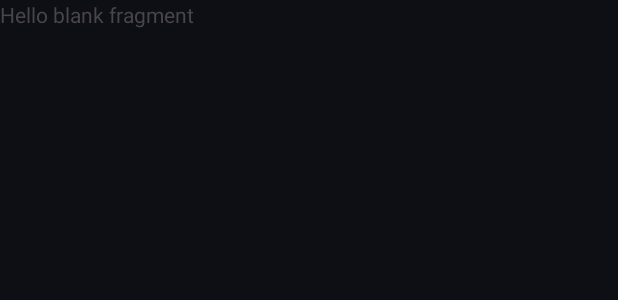
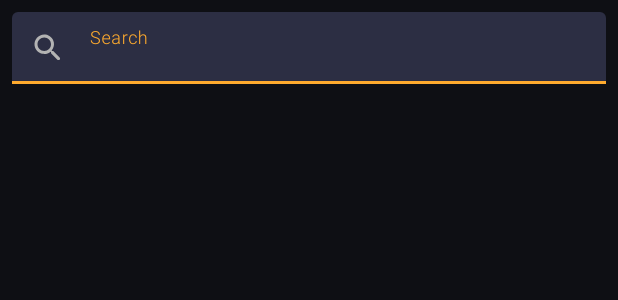
Before and after one commit to ebrahimi16153/MovieApp, an Android app: the layout fragment_search.xml on its own in the app's theme, with its tools: preview values and no code run, on a phone screen of 412 x 824 dp. Shown: the top 300 px of the screen. Run offline under Robolectric (Android 15) with nearby library versions, the phone set to English and light mode, and no system bars; network calls fail.

Commit message:
completed search fragment

```diff
--- a/app/src/main/java/com/github/ebrahimi16153/movieapp/api/ApiServices.kt
+++ b/app/src/main/java/com/github/ebrahimi16153/movieapp/api/ApiServices.kt
@@ -9,6 +9,7 @@ import retrofit2.http.Body
 import retrofit2.http.GET
 import retrofit2.http.POST
 import retrofit2.http.Path
+import retrofit2.http.Query
 
 interface ApiServices {
 
@@ -30,7 +31,8 @@ interface ApiServices {
     suspend fun getLastMovie():Response<ResponseOfMovieList>
 
     //Search
-    suspend fun searchQuery(searchQuery:String):Response<ResponseOfMovieList>
+    @GET("movies")
+    suspend fun searchQuery(@Query("q") searchQuery:String):Response<ResponseOfMovieList>
 
 
 }
--- a/app/src/main/res/layout/fragment_search.xml
+++ b/app/src/main/res/layout/fragment_search.xml
@@ -1,14 +1,73 @@
 <?xml version="1.0" encoding="utf-8"?>
-<FrameLayout xmlns:android="http://schemas.android.com/apk/res/android"
+<androidx.constraintlayout.widget.ConstraintLayout xmlns:android="http://schemas.android.com/apk/res/android"
+    xmlns:app="http://schemas.android.com/apk/res-auto"
     xmlns:tools="http://schemas.android.com/tools"
     android:layout_width="match_parent"
     android:layout_height="match_parent"
     tools:context=".ui.search.SearchFragment">
 
-    <!-- TODO: Update blank fragment layout -->
-    <TextView
+
+    <!--Search-->
+    <com.google.android.material.textfield.TextInputLayout
+        android:id="@+id/searchInput"
+        style="@style/CustomFiledBox"
         android:layout_width="match_parent"
-        android:layout_height="match_parent"
-        android:text="@string/hello_blank_fragment" />
+        android:layout_height="wrap_content"
+        android:layout_marginHorizontal="@dimen/_10mdp"
+        android:layout_marginTop="@dimen/_10mdp"
+        android:hint="@string/search"
+        app:layout_constraintEnd_toEndOf="parent"
+        app:layout_constraintStart_toStartOf="parent"
+        app:layout_constraintTop_toTopOf="parent"
+        app:startIconDrawable="@drawable/ic_round_search_24">
 
-</FrameLayout>
+        <com.google.android.material.textfield.TextInputEditText
+            android:id="@+id/edtSearch"
+            style="@style/TextViewStyle"
+            android:layout_width="match_parent"
+            android:layout_height="match_parent"
+            android:textSize="@dimen/_14font_mdp" />
+
+    </com.google.android.material.textfield.TextInputLayout>
+
+    <!--search MovieList-->
+    <androidx.recyclerview.widget.RecyclerView
+        android:id="@+id/searchMovieListRecycler"
+        android:layout_width="match_parent"
+        android:layout_height="0dp"
+        android:clipToPadding="false"
+        android:paddingTop="@dimen/_20mdp"
+        android:visibility="visible"
+        app:layout_constraintBottom_toBottomOf="parent"
+        app:layout_constraintEnd_toEndOf="parent"
+        app:layout_constraintStart_toStartOf="parent"
+        app:layout_constraintTop_toBottomOf="@+id/searchInput" />
+
+
+    <!--Empty Content-->
+    <androidx.constraintlayout.widget.ConstraintLayout
+        android:id="@+id/emptyLay"
+        android:layout_width="match_parent"
+        android:layout_height="0dp"
+        android:visibility="gone"
+        app:layout_constraintBottom_toBottomOf="parent"
+        app:layout_constraintEnd_toEndOf="parent"
+        app:layout_constraintStart_toStartOf="parent"
+        app:layout_constraintTop_toBottomOf="@id/searchInput">
+
+        <include layout="@layout/empty_layout" />
+
+    </androidx.constraintlayout.widget.ConstraintLayout>
+
+    <ProgressBar
+        android:id="@+id/searchLoading"
+        android:layout_width="@dimen/_40mdp"
+        android:layout_height="@dimen/_40mdp"
+        android:visibility="gone"
+        app:layout_constraintBottom_toBottomOf="parent"
+        app:layout_constraintEnd_toEndOf="parent"
+        app:layout_constraintStart_toStartOf="parent"
+        app:layout_constraintTop_toTopOf="parent" />
+
+
+</androidx.constraintlayout.widget.ConstraintLayout>
```
Also changed, not shown: app/src/main/java/com/github/ebrahimi16153/movieapp/repository/SearchRepository.kt (added, +14 -0 lines), app/src/main/java/com/github/ebrahimi16153/movieapp/ui/home/HomeFragment.kt (+9 -2 lines), app/src/main/java/com/github/ebrahimi16153/movieapp/ui/search/SearchFragment.kt (+79 -7 lines), app/src/main/java/com/github/ebrahimi16153/movieapp/viewmodel/SearchViewModel.kt (added, +41 -0 lines), app/src/main/res/layout/empty_layout.xml (added, +33 -0 lines).
